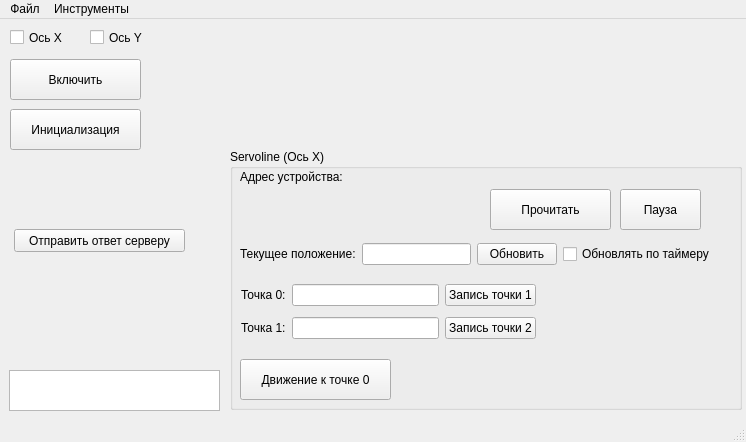
The window that mainwindow.ui (VladimirR46/PharmacyRobot) describes before a commit, drawn with Qt 5.
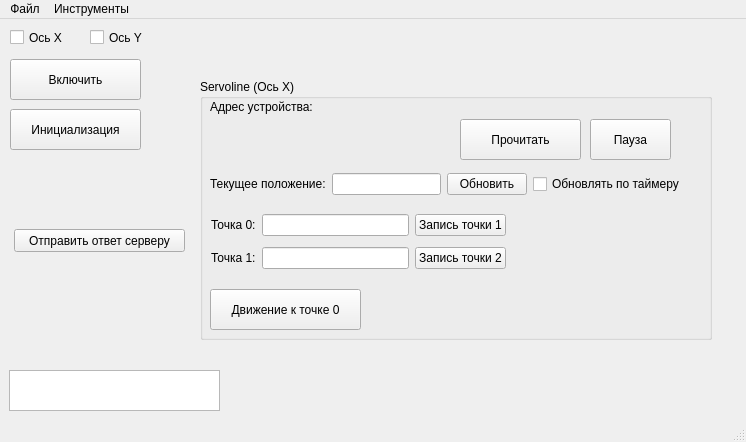
The same window after the commit. Icons and pictures are not drawn.

Commit message: Исправил авторазмер ячеек

```diff
--- a/mainwindow.ui
+++ b/mainwindow.ui
@@ -39,8 +39,8 @@
    <widget class="QGroupBox" name="groupBox">
     <property name="geometry">
      <rect>
-      <x>230</x>
-      <y>130</y>
+      <x>200</x>
+      <y>60</y>
       <width>512</width>
       <height>261</height>
      </rect>
```
The commit also changes 2 other files.
